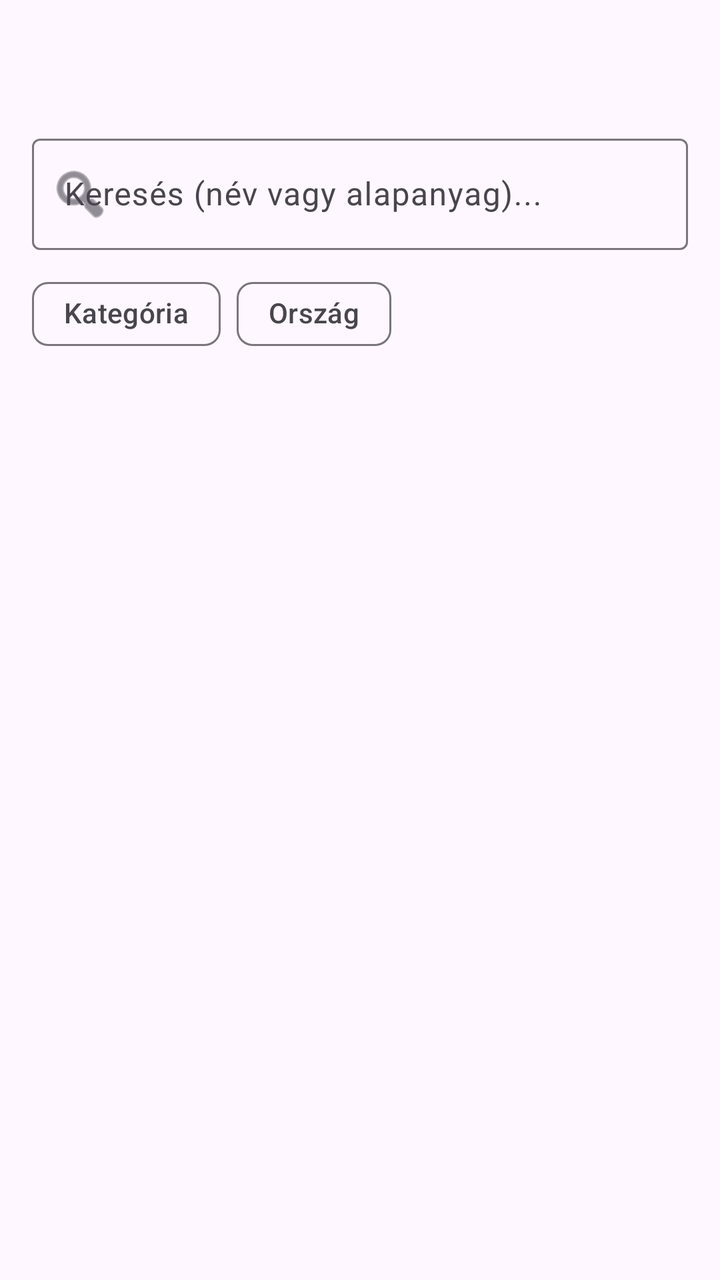
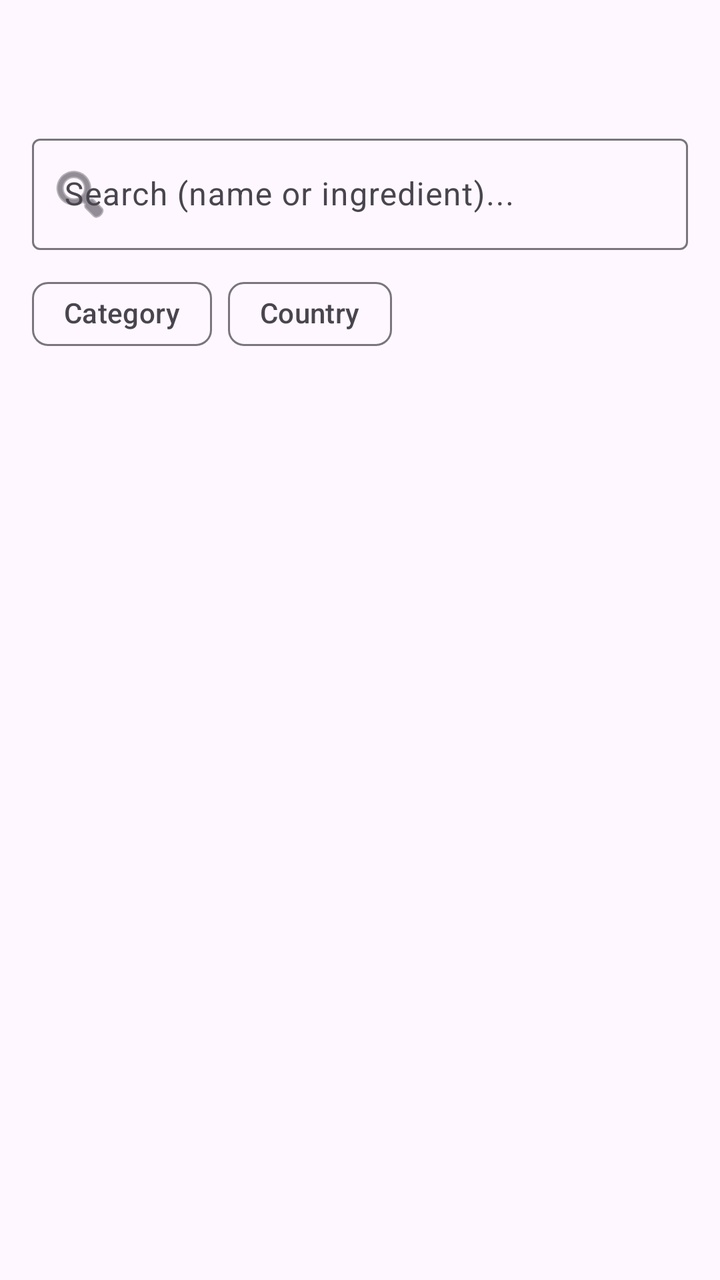

Compare the two renders of this Android layout. The source of the first and the diff that turns it into the second are given below.
<!-- AndroidManifest.xml: application theme Theme.Mobil2MealDB -->
<!-- res/layout/fragment_search.xml -->
<?xml version="1.0" encoding="utf-8"?>
<androidx.constraintlayout.widget.ConstraintLayout
    xmlns:android="http://schemas.android.com/apk/res/android"
    xmlns:app="http://schemas.android.com/apk/res-auto"
    xmlns:tools="http://schemas.android.com/tools"
    android:layout_width="match_parent"
    android:layout_height="match_parent"
    tools:context=".ui.SearchFragment">

    <com.google.android.material.textfield.TextInputLayout
        android:id="@+id/searchInputLayout"
        android:layout_width="0dp"
        android:layout_height="wrap_content"
        android:layout_marginStart="16dp"
        android:layout_marginEnd="16dp"
        android:layout_marginTop="?attr/actionBarSize"
        android:hint="Keresés (név vagy alapanyag)..."
        app:endIconMode="clear_text"
        app:startIconDrawable="@android:drawable/ic_menu_search"
        app:layout_constraintEnd_toEndOf="parent"
        app:layout_constraintStart_toStartOf="parent"
        app:layout_constraintTop_toTopOf="parent">

        <com.google.android.material.textfield.TextInputEditText
            android:id="@+id/etSearch"
            android:layout_width="match_parent"
            android:layout_height="wrap_content"
            android:inputType="text"
            android:maxLines="1" />
    </com.google.android.material.textfield.TextInputLayout>

    <HorizontalScrollView
        android:id="@+id/filterScrollView"
        android:layout_width="0dp"
        android:layout_height="wrap_content"
        android:layout_marginTop="8dp"
        android:clipToPadding="false"
        android:paddingHorizontal="16dp"
        android:scrollbars="none"
        app:layout_constraintEnd_toEndOf="parent"
        app:layout_constraintStart_toStartOf="parent"
        app:layout_constraintTop_toBottomOf="@id/searchInputLayout">

        <com.google.android.material.chip.ChipGroup
            android:id="@+id/chipGroupFilters"
            android:layout_width="wrap_content"
            android:layout_height="wrap_content"
            app:singleSelection="false">

            <com.google.android.material.chip.Chip
                android:id="@+id/chipCategory"
                style="@style/Widget.Material3.Chip.Filter"
                android:layout_width="wrap_content"
                android:layout_height="wrap_content"
                android:text="Kategória" />

            <com.google.android.material.chip.Chip
                android:id="@+id/chipCountry"
                style="@style/Widget.Material3.Chip.Filter"
                android:layout_width="wrap_content"
                android:layout_height="wrap_content"
                android:text="Ország" />

        </com.google.android.material.chip.ChipGroup>
    </HorizontalScrollView>

    <androidx.recyclerview.widget.RecyclerView
        android:id="@+id/rvSearchResults"
        android:layout_width="0dp"
        android:layout_height="0dp"
        android:layout_marginTop="8dp"
        android:clipToPadding="false"
        android:padding="8dp"
        app:layoutManager="androidx.recyclerview.widget.LinearLayoutManager"
        app:layout_constraintBottom_toBottomOf="parent"
        app:layout_constraintEnd_toEndOf="parent"
        app:layout_constraintStart_toStartOf="parent"
        app:layout_constraintTop_toBottomOf="@id/filterScrollView"
        tools:listitem="@layout/item_recipe" />

</androidx.constraintlayout.widget.ConstraintLayout>
<!-- res/layout/item_recipe.xml (included above) -->
<?xml version="1.0" encoding="utf-8"?>
<androidx.constraintlayout.widget.ConstraintLayout
    xmlns:android="http://schemas.android.com/apk/res/android"
    xmlns:app="http://schemas.android.com/apk/res-auto"
    android:layout_width="match_parent"
    android:layout_height="wrap_content"
    android:padding="8dp">

    <ImageView
        android:id="@+id/iRecipeimageView"
        android:layout_width="80dp"
        android:layout_height="80dp"
        android:scaleType="centerCrop"
        app:layout_constraintStart_toStartOf="parent"
        app:layout_constraintTop_toTopOf="parent"
        app:layout_constraintBottom_toBottomOf="parent"
        app:srcCompat="@drawable/ic_launcher_foreground" />

    <TextView
        android:id="@+id/iRecipetextView"
        android:layout_width="0dp"
        android:layout_height="wrap_content"
        android:layout_marginStart="12dp"
        android:text="Recipe name"
        app:layout_constraintBottom_toTopOf="@+id/iCountrytextView"
        app:layout_constraintEnd_toEndOf="parent"
        app:layout_constraintStart_toEndOf="@id/iRecipeimageView"
        app:layout_constraintTop_toTopOf="@id/iRecipeimageView" />

    <TextView
        android:id="@+id/iCategorytextView"
        android:layout_width="0dp"
        android:layout_height="wrap_content"
        android:layout_marginTop="16dp"
        android:text="Category"
        app:layout_constraintEnd_toEndOf="parent"
        app:layout_constraintHorizontal_bias="0.0"
        app:layout_constraintStart_toStartOf="@id/iRecipetextView"
        app:layout_constraintTop_toBottomOf="@id/iRecipetextView" />

    <TextView
        android:id="@+id/iCountrytextView"
        android:layout_width="0dp"
        android:layout_height="wrap_content"
        android:text="Country"
        app:layout_constraintBottom_toTopOf="@+id/iCategorytextView"
        app:layout_constraintEnd_toEndOf="parent"
        app:layout_constraintStart_toStartOf="@id/iRecipetextView"
        app:layout_constraintTop_toBottomOf="@id/iRecipetextView" />

</androidx.constraintlayout.widget.ConstraintLayout>
<!-- resources referenced by this layout -->
<resources>
  <!-- drawable ic_launcher_foreground (drawable) -->
  <vector xmlns:android="http://schemas.android.com/apk/res/android"
      xmlns:aapt="http://schemas.android.com/aapt"
      android:width="108dp"
      android:height="108dp"
      android:viewportWidth="108"
      android:viewportHeight="108">
      <path android:pathData="M31,63.928c0,0 6.4,-11 12.1,-13.1c7.2,-2.6 26,-1.4 26,-1.4l38.1,38.1L107,108.928l-32,-1L31,63.928z">
          <aapt:attr name="android:fillColor">
              <gradient
                  android:endX="85.84757"
                  android:endY="92.4963"
                  android:startX="42.9492"
                  android:startY="49.59793"
                  android:type="linear">
                  <item
                      android:color="#44000000"
                      android:offset="0.0" />
                  <item
                      android:color="#00000000"
                      android:offset="1.0" />
              </gradient>
          </aapt:attr>
      </path>
      <path
          android:fillColor="#FFFFFF"
          android:fillType="nonZero"
          android:pathData="M65.3,45.828l3.8,-6.6c0.2,-0.4 0.1,-0.9 -0.3,-1.1c-0.4,-0.2 -0.9,-0.1 -1.1,0.3l-3.9,6.7c-6.3,-2.8 -13.4,-2.8 -19.7,0l-3.9,-6.7c-0.2,-0.4 -0.7,-0.5 -1.1,-0.3C38.8,38.328 38.7,38.828 38.9,39.228l3.8,6.6C36.2,49.428 31.7,56.028 31,63.928h46C76.3,56.028 71.8,49.428 65.3,45.828zM43.4,57.328c-0.8,0 -1.5,-0.5 -1.8,-1.2c-0.3,-0.7 -0.1,-1.5 0.4,-2.1c0.5,-0.5 1.4,-0.7 2.1,-0.4c0.7,0.3 1.2,1 1.2,1.8C45.3,56.528 44.5,57.328 43.4,57.328L43.4,57.328zM64.6,57.328c-0.8,0 -1.5,-0.5 -1.8,-1.2s-0.1,-1.5 0.4,-2.1c0.5,-0.5 1.4,-0.7 2.1,-0.4c0.7,0.3 1.2,1 1.2,1.8C66.5,56.528 65.6,57.328 64.6,57.328L64.6,57.328z"
          android:strokeWidth="1"
          android:strokeColor="#00000000" />
  </vector>
  <style name="Theme.Mobil2MealDB" parent="Base.Theme.Mobil2MealDB" />
  <style name="Base.Theme.Mobil2MealDB" parent="Theme.Material3.DayNight.NoActionBar">
          
          
      </style>
</resources>

<!-- the commit's change to res/layout/fragment_search.xml (unified diff, before → after) -->
@@ -14,7 +14,7 @@
         android:layout_marginStart="16dp"
         android:layout_marginEnd="16dp"
         android:layout_marginTop="?attr/actionBarSize"
-        android:hint="Keresés (név vagy alapanyag)..."
+        android:hint="Search (name or ingredient)..."
         app:endIconMode="clear_text"
         app:startIconDrawable="@android:drawable/ic_menu_search"
         app:layout_constraintEnd_toEndOf="parent"
@@ -52,14 +52,14 @@
                 style="@style/Widget.Material3.Chip.Filter"
                 android:layout_width="wrap_content"
                 android:layout_height="wrap_content"
-                android:text="Kategória" />
+                android:text="Category" />
 
             <com.google.android.material.chip.Chip
                 android:id="@+id/chipCountry"
                 style="@style/Widget.Material3.Chip.Filter"
                 android:layout_width="wrap_content"
                 android:layout_height="wrap_content"
-                android:text="Ország" />
+                android:text="Country" />
 
         </com.google.android.material.chip.ChipGroup>
     </HorizontalScrollView>
